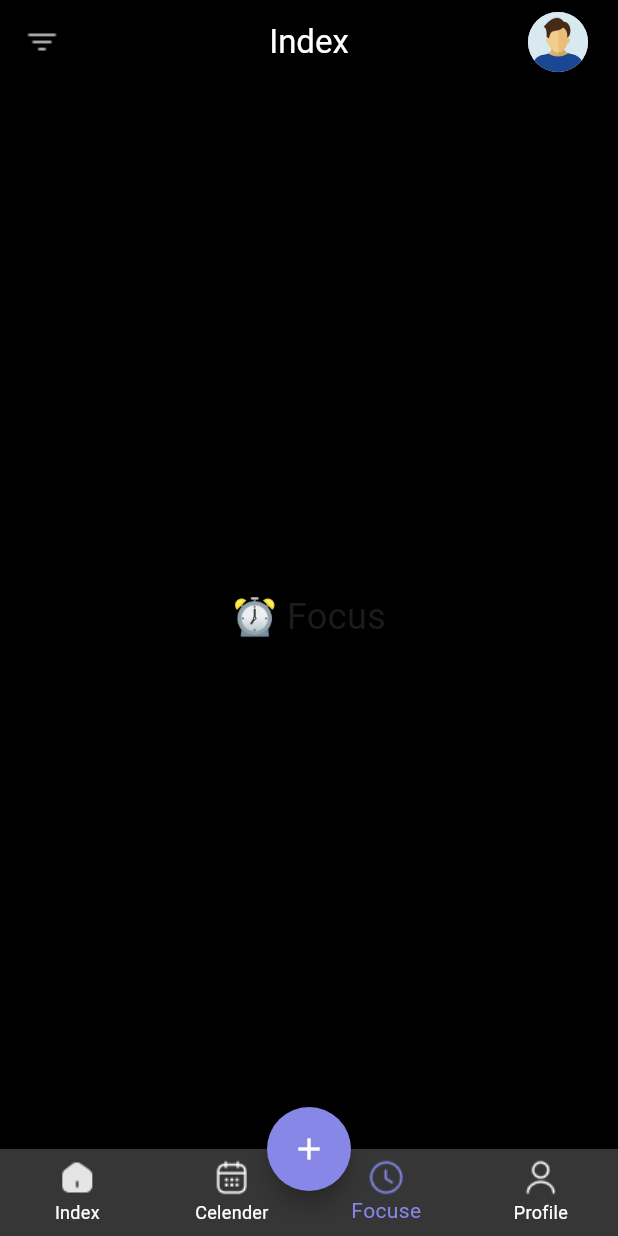
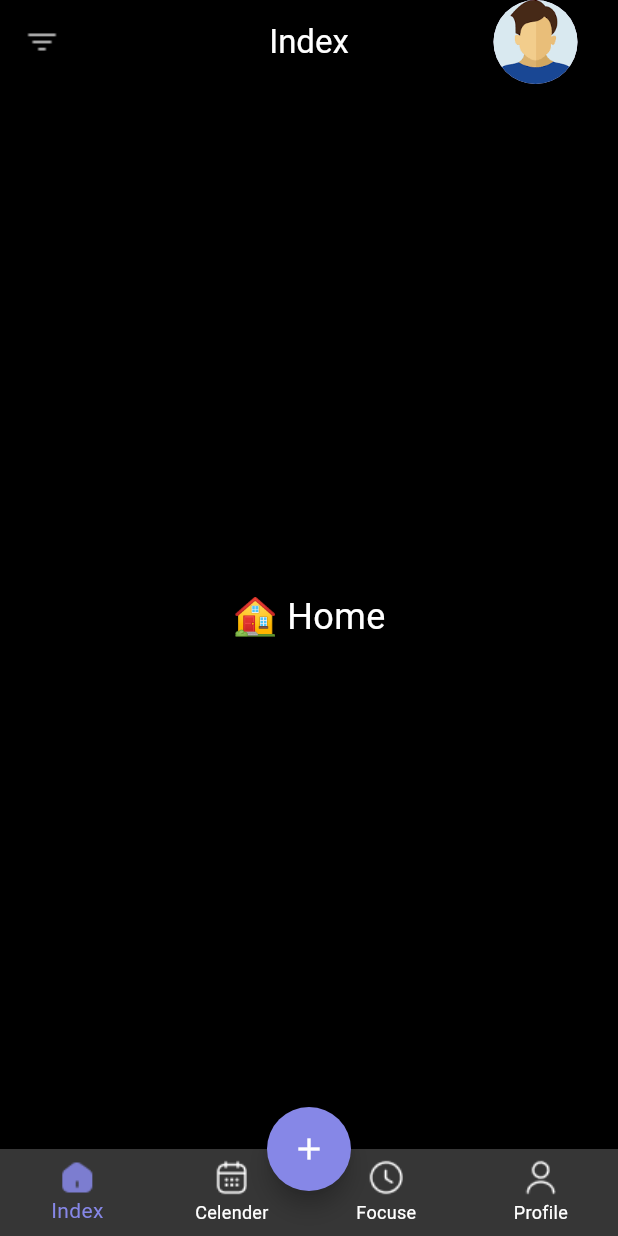
Before and after one commit to roychandu/to_do_list_provider, a Flutter app: the screen it shows after launch, on a phone screen of 412 x 824 dp. Run offline on Flutter 3.47's test engine with Material 3 defaults, Android fonts, the phone set to English and light mode, and no system bars; our stand-ins replace font_awesome_flutter, smooth_page_indicator.

Commit message:
add tab screen separately

```diff
--- /dev/null
+++ b/lib/screens/Index_screens/Tabs_screens/home_tab_screen.dart
@@ -0,0 +1,15 @@
+import 'package:flutter/material.dart';
+
+class HomeTabScreen extends StatefulWidget {
+  const HomeTabScreen({super.key});
+
+  @override
+  State<HomeTabScreen> createState() => _HomeTabScreenState();
+}
+
+class _HomeTabScreenState extends State<HomeTabScreen> {
+  @override
+  Widget build(BuildContext context) {
+    return const Placeholder();
+  }
+}
--- a/lib/screens/Index_screens/home_screen.dart
+++ b/lib/screens/Index_screens/home_screen.dart
@@ -10,12 +10,32 @@ class HomeScreen extends StatefulWidget {
 
 class _HomeScreenState extends State<HomeScreen> {
   final List<Widget> _TabScreens = [
-    Center(child: Text("🏠 Home", style: TextStyle(fontSize: 24))),
-    Center(child: Text("📅 Calendar", style: TextStyle(fontSize: 24))),
-    Center(child: Text("⏰ Focus", style: TextStyle(fontSize: 24))),
-    Center(child: Text("👤 Profile", style: TextStyle(fontSize: 24))),
+    Center(
+      child: Text(
+        "🏠 Home",
+        style: TextStyle(fontSize: 24, color: Colors.white),
+      ),
+    ),
+    Center(
+      child: Text(
+        "📅 Calendar",
+        style: TextStyle(fontSize: 24, color: Colors.white),
+      ),
+    ),
+    Center(
+      child: Text(
+        "⏰ Focus",
+        style: TextStyle(fontSize: 24, color: Colors.white),
+      ),
+    ),
+    Center(
+      child: Text(
+        "👤 Profile",
+        style: TextStyle(fontSize: 24, color: Colors.white),
+      ),
+    ),
   ];
-  int selected = 2;
+  int selected = 0;
 
   @override
   Widget build(BuildContext context) {
@@ -37,6 +57,7 @@ class _HomeScreenState extends State<HomeScreen> {
             Padding(
               padding: const EdgeInsets.only(right: 20),
               child: CircleAvatar(
+                radius: 35,
                 backgroundImage: AssetImage('assets/profile_image.png'),
               ),
             ),
```
